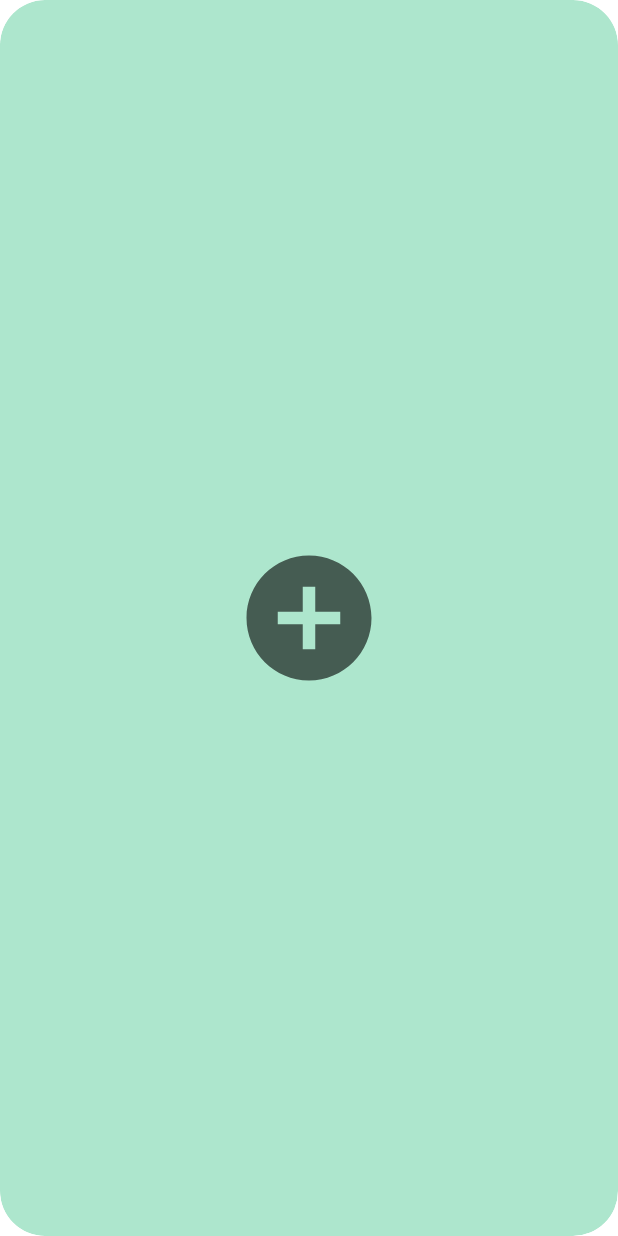
After one commit to solly29/solly_todo, an Android app: the layout fragment_todo_add_item.xml on its own in the app's theme, with its tools: preview values and no code run, on a phone screen of 412 x 824 dp. The commit adds this screen. Run offline under Robolectric (Android 15) with nearby library versions, the phone set to English and light mode, and no system bars.

Commit message:
2022-06-09 메인 todo card 리사이클러뷰 추가 아이템 구현

```diff
--- /dev/null
+++ b/app/src/main/res/drawable/ic_baseline_add_circle_24.xml
@@ -0,0 +1,10 @@
+<vector xmlns:android="http://schemas.android.com/apk/res/android"
+    android:width="24dp"
+    android:height="24dp"
+    android:viewportWidth="24"
+    android:viewportHeight="24"
+    android:tint="?attr/colorControlNormal">
+  <path
+      android:fillColor="@android:color/white"
+      android:pathData="M12,2C6.48,2 2,6.48 2,12s4.48,10 10,10 10,-4.48 10,-10S17.52,2 12,2zM17,13h-4v4h-2v-4L7,13v-2h4L11,7h2v4h4v2z"/>
+</vector>
--- /dev/null
+++ b/app/src/main/res/layout/fragment_todo_add_item.xml
@@ -0,0 +1,22 @@
+<?xml version="1.0" encoding="utf-8"?>
+<layout
+    xmlns:android="http://schemas.android.com/apk/res/android"
+    xmlns:app="http://schemas.android.com/apk/res-auto">
+
+    <androidx.cardview.widget.CardView
+        android:layout_width="match_parent"
+        android:layout_height="match_parent"
+        app:cardCornerRadius="30dp"
+        app:cardElevation="0dp"
+        android:backgroundTint="#ADE6CD">
+
+        <ImageView
+            android:id="@+id/image_add_todo_card"
+            android:layout_width="100dp"
+            android:layout_height="100dp"
+            android:layout_gravity="center"
+            android:src="@drawable/ic_baseline_add_circle_24"/>
+
+    </androidx.cardview.widget.CardView>
+
+</layout>
```
Also changed, not shown: app/src/main/java/com/example/solly/todo/presentation/adapter/MainTodoItemAdapter.kt (+34 -10 lines).
